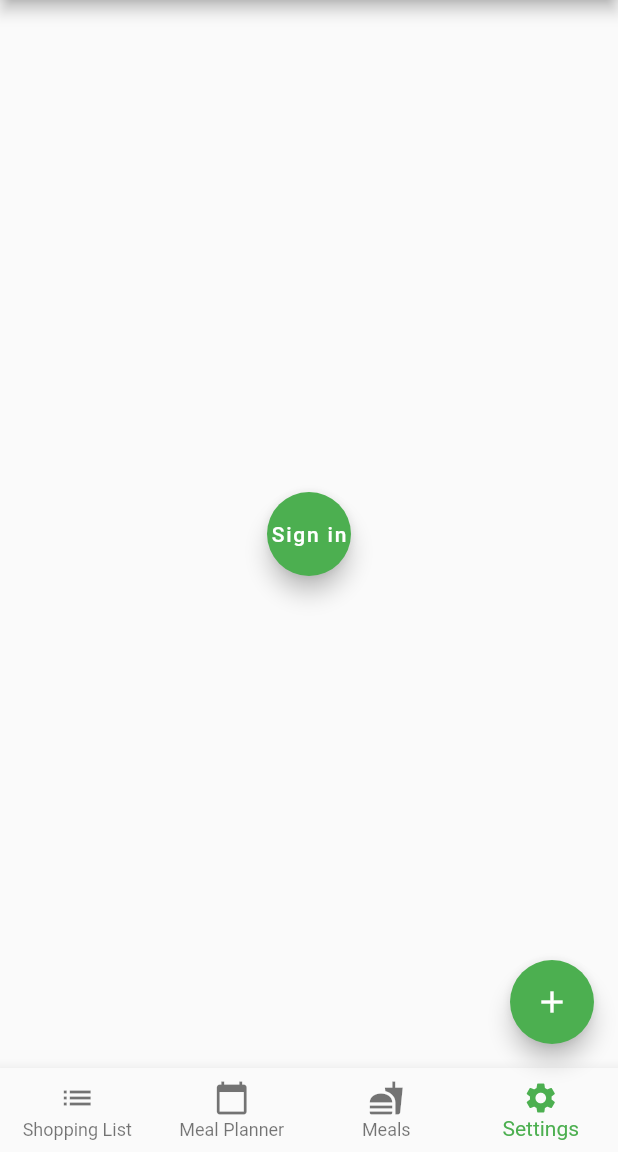
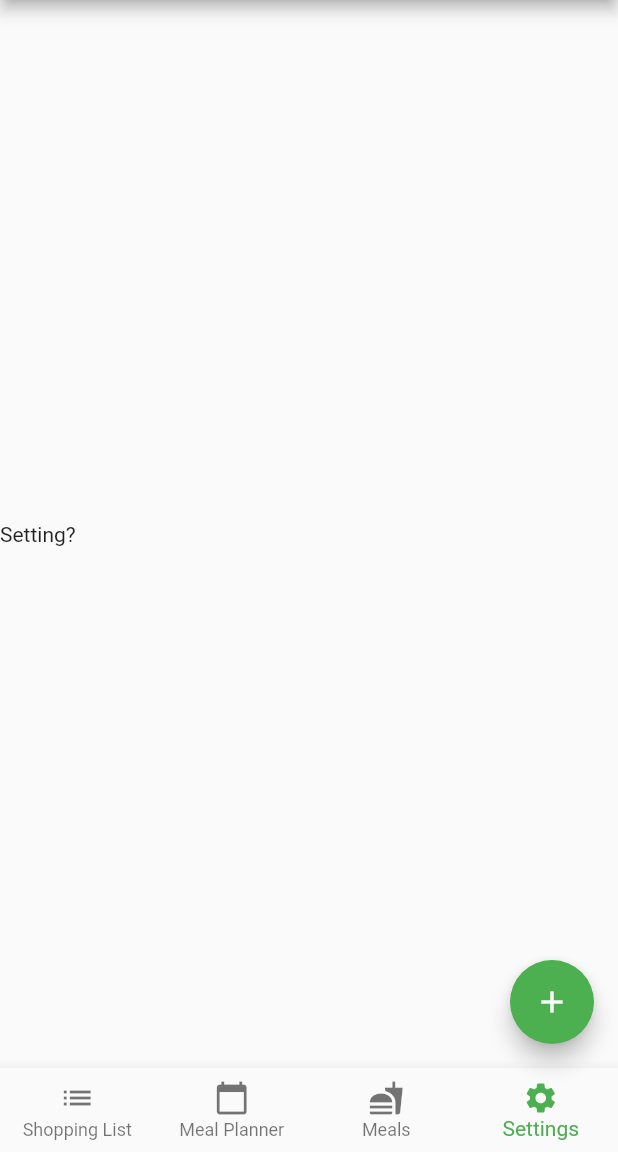
Before and after one commit to GabrielDeml/grocery-list, a Flutter app: the screen it shows after launch, item 4 of the bottom bar chosen, on a phone screen of 412 x 824 dp, the part 84-1236 px from its top. Run offline on Flutter 3.47's test engine with Material 2 defaults, Android fonts, the phone set to English and light mode, and no system bars; our stand-ins replace cloud_firestore, firebase_auth, firebase_core, table_calendar; accounts and stored records are empty; network calls fail; statements that could not run were skipped.

Commit message:
sign in is better?

```diff
--- a/lib/main.dart
+++ b/lib/main.dart
@@ -69,6 +69,7 @@
 }
 
 class _MyHomePageState extends State<MyHomePage> {
+  late UserCredential userCredential;
   bool _checkBoxOne = false;
   bool _checkBoxTwo = false;
   bool _checkBoxThree = false;
@@ -106,9 +107,6 @@
 
   @override
   Widget build(BuildContext context) {
-    UserCredential userCredential;
-    GoogleAuthProvider googleProvider = GoogleAuthProvider();
-
     signInWithGoogle().then((uc) {
       userCredential = uc;
       print(userCredential.user!.displayName);
@@ -116,10 +114,6 @@
       // print(userCredential.user!.photoUrl);
       print(userCredential.user!.uid);
     });
-
-    googleProvider
-        .addScope('https://www.googleapis.com/auth/contacts.readonly');
-    googleProvider.setCustomParameters({'login_hint': 'user@example.com'});
     // This method is rerun every time setState is called, for instance as done
     // by the _incrementCounter method above.
     //
@@ -248,20 +242,26 @@
             style: optionStyle,
           ),
           Center(
-            child: FloatingActionButton(
-              child: const Text('Sign in'),
-              onPressed: () {
-                // Sign in with Google
-                signInWithGoogle().then((uc) {
-                  userCredential = uc;
-                  print(userCredential.user!.displayName);
-                  print(userCredential.user!.email);
-                  // print(userCredential.user!.photoUrl);
-                  print(userCredential.user!.uid);
-                });
-              },
-            ),
-          ),
+              child: Row(
+            children: const [
+              // Show uer's name
+              Text("Setting?")
+            ],
+          )
+              // child: FloatingActionButton(
+              //   child: const Text('Sign in'),
+              //   onPressed: () {
+              //     // Sign in with Google
+              //     signInWithGoogle().then((uc) {
+              //       userCredential = uc;
+              //       print(userCredential.user!.displayName);
+              //       print(userCredential.user!.email);
+              //       // print(userCredential.user!.photoUrl);
+              //       print(userCredential.user!.uid);
+              //     });
+              //   },
+              // ),
+              ),
         ].elementAt(_selectedIndex),
       ),
       floatingActionButton: FloatingActionButton(
```
